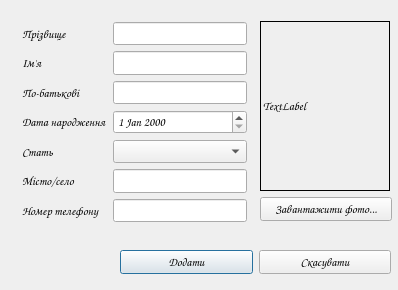
moz6go/NesterDentalClinic, file addpatientdialog.ui: the form before one commit.
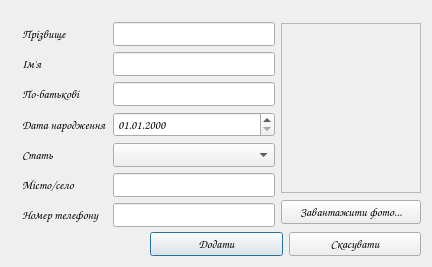
The form after the commit. Icons and pictures are not drawn.

Commit message: add resizeevent, impl ShowPatientInfo

```diff
--- a/addpatientdialog.ui
+++ b/addpatientdialog.ui
@@ -6,13 +6,14 @@
    <rect>
     <x>0</x>
     <y>0</y>
-    <width>398</width>
-    <height>290</height>
+    <width>432</width>
+    <height>267</height>
    </rect>
   </property>
   <property name="font">
    <font>
     <family>Comic Sans MS</family>
+    <pointsize>9</pointsize>
    </font>
   </property>
   <property name="windowTitle">
@@ -21,10 +22,10 @@
   <widget class="QWidget" name="layoutWidget">
    <property name="geometry">
     <rect>
-     <x>120</x>
-     <y>250</y>
+     <x>150</x>
+     <y>230</y>
      <width>271</width>
-     <height>25</height>
+     <height>28</height>
     </rect>
    </property>
    <layout class="QHBoxLayout" name="horizontalLayout_2">
@@ -44,62 +45,17 @@
     </item>
    </layout>
   </widget>
-  <widget class="QWidget" name="">
-   <property name="geometry">
-    <rect>
-     <x>260</x>
-     <y>21</y>
-     <width>132</width>
-     <height>201</height>
-    </rect>
-   </property>
-   <layout class="QVBoxLayout" name="verticalLayout">
-    <item>
-     <widget class="QLabel" name="patient_photo_lbl">
-      <property name="sizePolicy">
-       <sizepolicy hsizetype="Expanding" vsizetype="Preferred">
-        <horstretch>0</horstretch>
-        <verstretch>0</verstretch>
-       </sizepolicy>
-      </property>
-      <property name="minimumSize">
-       <size>
-        <width>130</width>
-        <height>170</height>
-       </size>
-      </property>
-      <property name="maximumSize">
-       <size>
-        <width>130</width>
-        <height>170</height>
-       </size>
-      </property>
-      <property name="frameShape">
-       <enum>QFrame::Box</enum>
-      </property>
-      <property name="text">
-       <string>TextLabel</string>
-      </property>
-     </widget>
-    </item>
-    <item>
-     <widget class="QPushButton" name="load_photo_pb">
-      <property name="text">
-       <string>Завантажити фото...</string>
-      </property>
-     </widget>
-    </item>
-   </layout>
-  </widget>
   <widget class="QWidget" name="">
    <property name="geometry">
     <rect>
      <x>22</x>
      <y>22</y>
-     <width>225</width>
-     <height>200</height>
+     <width>399</width>
+     <height>205</height>
     </rect>
    </property>
+   <layout class="QHBoxLayout" name="horizontalLayout">
+    <item>
    <layout class="QFormLayout" name="formLayout">
     <item row="0" column="0">
      <widget class="QLabel" name="label">
@@ -173,6 +129,9 @@
         <height>24</height>
        </size>
       </property>
+        <property name="displayFormat">
+         <string>dd.MM.yyyy</string>
+        </property>
      </widget>
     </item>
     <item row="4" column="0">
@@ -233,8 +192,69 @@
      </widget>
     </item>
    </layout>
-  </widget>
- </widget>
- <resources/>
+    </item>
+    <item>
+     <layout class="QVBoxLayout" name="verticalLayout">
+      <item>
+       <widget class="QLabel" name="patient_photo_lbl">
+        <property name="sizePolicy">
+         <sizepolicy hsizetype="Expanding" vsizetype="Preferred">
+          <horstretch>0</horstretch>
+          <verstretch>0</verstretch>
+         </sizepolicy>
+        </property>
+        <property name="minimumSize">
+         <size>
+          <width>140</width>
+          <height>170</height>
+         </size>
+        </property>
+        <property name="maximumSize">
+         <size>
+          <width>140</width>
+          <height>170</height>
+         </size>
+        </property>
+        <property name="frameShape">
+         <enum>QFrame::StyledPanel</enum>
+        </property>
+        <property name="text">
+         <string/>
+        </property>
+        <property name="pixmap">
+         <pixmap resource="res/res.qrc">:/action_icons/default_user.png</pixmap>
+        </property>
+        <property name="scaledContents">
+         <bool>false</bool>
+        </property>
+        <property name="alignment">
+         <set>Qt::AlignCenter</set>
+        </property>
+        <property name="margin">
+         <number>0</number>
+        </property>
+        <property name="indent">
+         <number>-1</number>
+        </property>
+        <property name="openExternalLinks">
+         <bool>false</bool>
+        </property>
+       </widget>
+      </item>
+      <item>
+       <widget class="QPushButton" name="load_photo_pb">
+        <property name="text">
+         <string>Завантажити фото...</string>
+        </property>
+       </widget>
+      </item>
+     </layout>
+    </item>
+   </layout>
+  </widget>
+ </widget>
+ <resources>
+  <include location="res/res.qrc"/>
+ </resources>
  <connections/>
 </ui>
```
Lines whose indentation alone changed are shown as unchanged. The commit also changes 6 other files.
